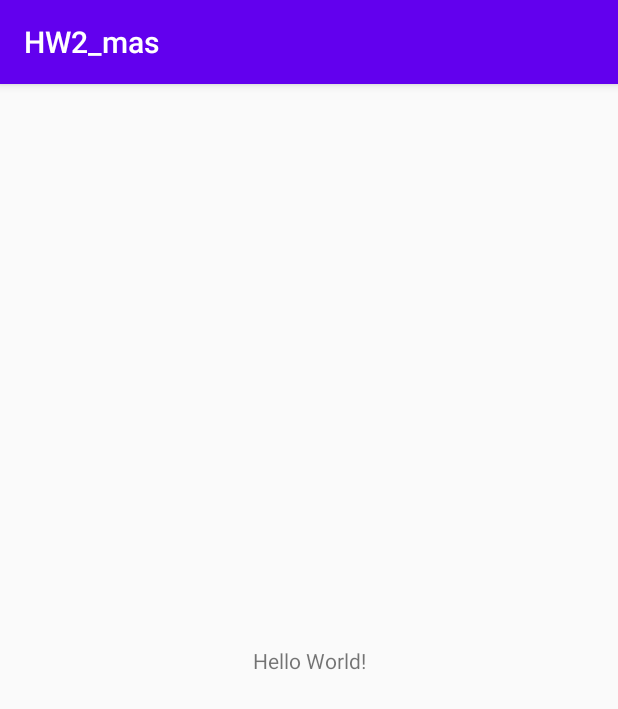
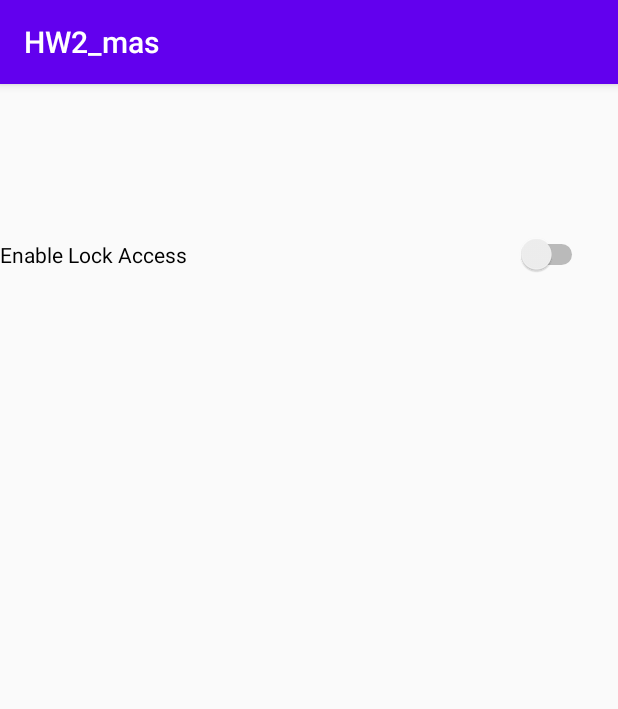
Before and after one commit to MahdiHma/HW2_mas, an Android app: the screen it shows after launch (MainActivity), on a phone screen of 412 x 824 dp. Shown: the top 709 px of the screen. Run offline under Robolectric (Android 15) with nearby library versions, the phone set to English and light mode, and no system bars.

Commit message:
lock screen with btn added

```diff
--- a/app/src/main/java/com/example/hw2_mas/MainActivity.java
+++ b/app/src/main/java/com/example/hw2_mas/MainActivity.java
@@ -1,14 +1,81 @@
 package com.example.hw2_mas;
 
+import androidx.annotation.Nullable;
 import androidx.appcompat.app.AppCompatActivity;
 
+import android.app.Activity;
+import android.app.admin.DevicePolicyManager;
+import android.content.ComponentName;
+import android.content.Context;
+import android.content.Intent;
 import android.os.Bundle;
+import android.view.View;
+import android.widget.Button;
+import android.widget.CompoundButton;
+import android.widget.Switch;
+import android.widget.Toast;
 
 public class MainActivity extends AppCompatActivity {
+    private Switch swEnableLock;
+    private Button btnLockScreen;
+    static final int RESULT_ENABLE = 1;
+    DevicePolicyManager deviceManger;
+    ComponentName compName;
 
     @Override
     protected void onCreate(Bundle savedInstanceState) {
         super.onCreate(savedInstanceState);
         setContentView(R.layout.activity_main);
+        swEnableLock = findViewById(R.id.sw_enable_lock);
+        btnLockScreen = findViewById(R.id.btn_lock);
+        deviceManger = (DevicePolicyManager) getSystemService(Context.DEVICE_POLICY_SERVICE);
+        compName = new ComponentName(this, DeviceAdmin.class);
+        boolean active = deviceManger.isAdminActive(compName);
+        swEnableLock.setChecked(active);
+        if (active) {
+            btnLockScreen.setVisibility(View.VISIBLE);
+        } else {
+            btnLockScreen.setVisibility(View.GONE);
+        }
+
+        swEnableLock.setOnCheckedChangeListener(new CompoundButton.OnCheckedChangeListener() {
+            @Override
+            public void onCheckedChanged(CompoundButton buttonView, boolean isChecked) {
+                boolean active = deviceManger.isAdminActive(compName);
+                if (isChecked && !active) {
+                    Intent intent = new Intent(DevicePolicyManager.ACTION_ADD_DEVICE_ADMIN);
+                    intent.putExtra(DevicePolicyManager.EXTRA_DEVICE_ADMIN, compName);
+                    intent.putExtra(DevicePolicyManager.EXTRA_ADD_EXPLANATION, "You should enable the app!");
+                    startActivityForResult(intent, RESULT_ENABLE);
+                } else if(active){
+                    deviceManger.removeActiveAdmin(compName);
+//                    swEnableLock.setChecked(false);
+                    btnLockScreen.setVisibility(View.GONE);
+                }
+            }
+        });
     }
+
+
+    public void lockPhone(View view) {
+        deviceManger.lockNow();
+    }
+
+    @Override
+    protected void onActivityResult(int requestCode, int resultCode, @Nullable Intent
+            data) {
+        super.onActivityResult(requestCode, resultCode, data);
+        switch (requestCode) {
+            case RESULT_ENABLE:
+                if (resultCode == Activity.RESULT_OK) {
+                    btnLockScreen.setVisibility(View.VISIBLE);
+                } else {
+                    swEnableLock.setChecked(false);
+                    Toast.makeText(getApplicationContext(), "Failed!",
+                            Toast.LENGTH_SHORT).show();
+                }
+                return;
+        }
+    }
+
 }
--- a/app/src/main/res/layout/activity_main.xml
+++ b/app/src/main/res/layout/activity_main.xml
@@ -6,13 +6,32 @@
     android:layout_height="match_parent"
     tools:context=".MainActivity">
 
-    <TextView
-        android:layout_width="wrap_content"
+    <LinearLayout
+        android:layout_width="match_parent"
         android:layout_height="wrap_content"
-        android:text="Hello World!"
-        app:layout_constraintBottom_toBottomOf="parent"
-        app:layout_constraintLeft_toLeftOf="parent"
-        app:layout_constraintRight_toRightOf="parent"
-        app:layout_constraintTop_toTopOf="parent" />
+        android:layout_marginTop="100dp"
+        android:orientation="vertical"
+
+        app:layout_constraintEnd_toEndOf="parent"
+        app:layout_constraintHorizontal_bias="0.493"
+        app:layout_constraintStart_toStartOf="parent"
+        app:layout_constraintTop_toTopOf="parent">
+
+        <Switch
+            android:id="@+id/sw_enable_lock"
+            android:layout_width="match_parent"
+            android:layout_marginRight="20dp"
+            android:layout_height="wrap_content"
+            android:layout_weight="1"
+            android:text="Enable Lock Access" />
+
+        <Button
+            android:id="@+id/btn_lock"
+            android:layout_width="wrap_content"
+            android:layout_height="wrap_content"
+            android:layout_gravity="center"
+            android:text="Lock Screen"
+            android:onClick="lockPhone"/>
+    </LinearLayout>
 
 </androidx.constraintlayout.widget.ConstraintLayout>
--- a/app/src/main/res/values/strings.xml
+++ b/app/src/main/res/values/strings.xml
@@ -1,3 +1,4 @@
 <resources>
     <string name="app_name">HW2_mas</string>
+    <string name="app_description">this app lock your screen when you put it upward</string>
 </resources>
--- /dev/null
+++ b/app/src/main/res/xml/policies.xml
@@ -0,0 +1,6 @@
+<?xml version="1.0" encoding="utf-8"?>
+<device-admin xmlns:android = "http://schemas.android.com/apk/res/android" >
+    <uses-policies>
+        <force-lock />
+    </uses-policies>
+</device-admin>
```
Also changed, not shown: app/src/main/AndroidManifest.xml (+12 -0 lines), app/src/main/java/com/example/hw2_mas/DeviceAdmin.java (added, +20 -0 lines).
